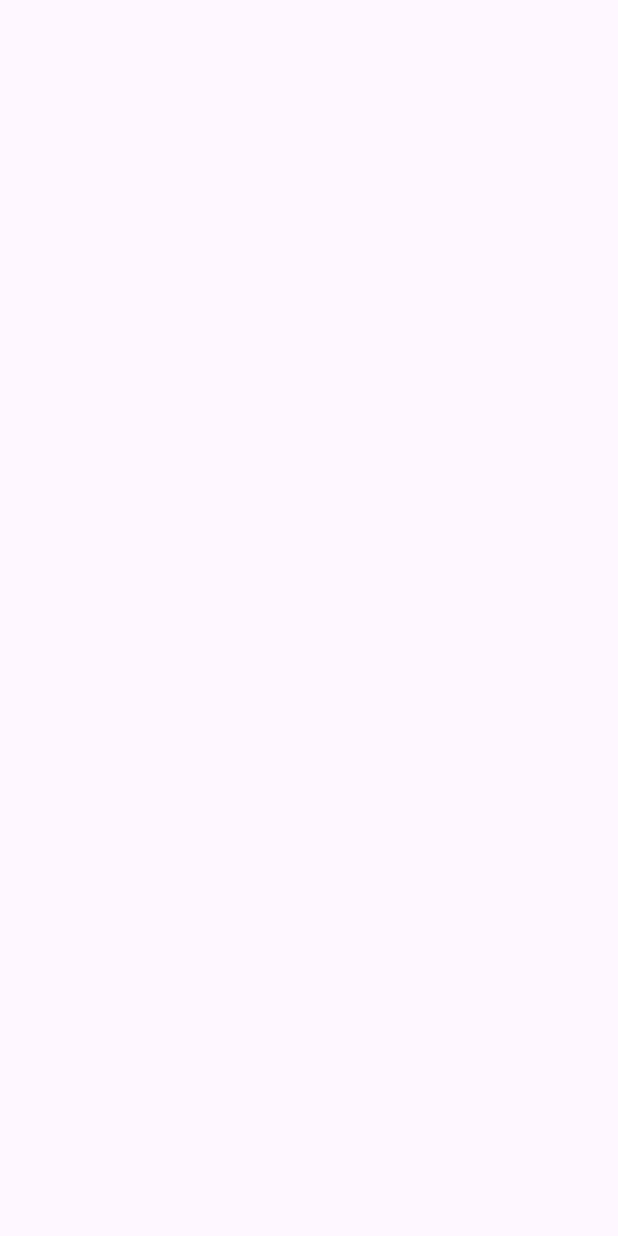
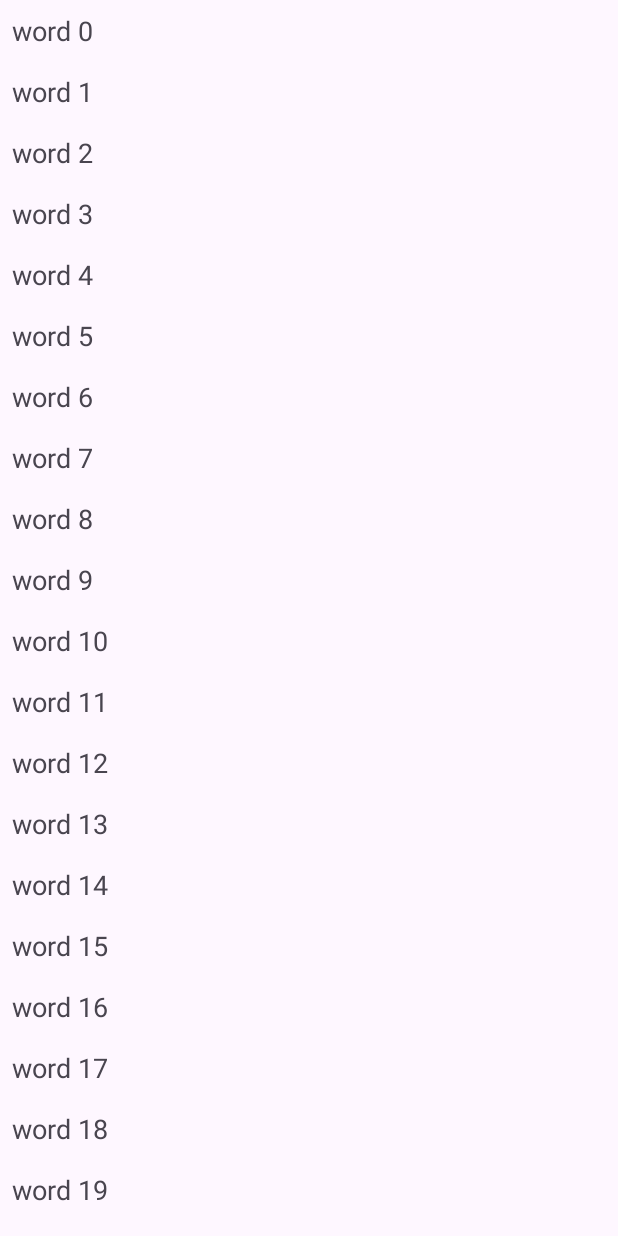
Before and after one commit to Kapiura/PUM, an Android app: the screen it shows after launch (MainActivity), on a phone screen of 412 x 824 dp. Before the commit the screen is empty. Run offline under Robolectric (Android 15) with nearby library versions, the phone set to English and light mode, and no system bars.

```diff
--- a/Lista3/app/src/main/java/com/example/lista3/MainActivity.kt
+++ b/Lista3/app/src/main/java/com/example/lista3/MainActivity.kt
@@ -16,18 +16,24 @@ class MainActivity : AppCompatActivity() {
         ActivityMainBinding.inflate(layoutInflater)
     }
 
-        override fun onCreate(savedInstanceState: Bundle?) {
-            binding.recyclerView.apply {
-                adapter = WordListAdapter(wordList)
-                layoutManager = LinearLayoutManager(this@MainActivity)
+    override fun onCreate(savedInstanceState: Bundle?) {
+        super.onCreate(savedInstanceState)
+        setContentView(binding.root)
+
+        binding.recyclerView.apply {
+            adapter = WordListAdapter(wordList){
+                Toast.makeText(this@MainActivity, "Clicked + $it", Toast.LENGTH_SHORT).show()
             }
-            super.onCreate(savedInstanceState)
-            enableEdgeToEdge()
-            setContentView(R.layout.activity_main)
+            layoutManager = LinearLayoutManager(this@MainActivity)
+        }
+
+        enableEdgeToEdge()
+
         ViewCompat.setOnApplyWindowInsetsListener(binding.main) { v, insets ->
             val systemBars = insets.getInsets(WindowInsetsCompat.Type.systemBars())
             v.setPadding(systemBars.left, systemBars.top, systemBars.right, systemBars.bottom)
             insets
         }
     }
+
 }
--- a/Lista3/app/src/main/java/com/example/lista3/WordListAdapter.kt
+++ b/Lista3/app/src/main/java/com/example/lista3/WordListAdapter.kt
@@ -5,13 +5,16 @@ import android.view.ViewGroup
 import androidx.recyclerview.widget.RecyclerView
 import com.example.lista3.databinding.WordListItemBinding
 
-class WordListAdapter(private val wordList: MutableList<String>) :
-    RecyclerView.Adapter<WordListViewHolder>(){
+class WordListAdapter(
+    private val wordList: MutableList<String>,
+    private val onItemClick: (String) -> Unit
+) : RecyclerView.Adapter<WordListViewHolder>() {
     override fun onCreateViewHolder(parent: ViewGroup, viewType: Int): WordListViewHolder {
         return WordListViewHolder(
             WordListItemBinding.inflate(
                 LayoutInflater.from(parent.context), parent, false
-            ))
+            )
+        ){onItemClick(wordList[it])}
     }
 
     override fun getItemCount(): Int = wordList.size
--- a/Lista3/app/src/main/java/com/example/lista3/WordListViewHolder.kt
+++ b/Lista3/app/src/main/java/com/example/lista3/WordListViewHolder.kt
@@ -5,10 +5,17 @@ import androidx.recyclerview.widget.RecyclerView
 import com.example.lista3.databinding.WordListItemBinding
 
 class WordListViewHolder(
-    private val binding: WordListItemBinding
-) : RecyclerView.ViewHolder(binding.root) {
+    private val binding: WordListItemBinding,
+    onItemClick: (Int) -> Unit
+) :
+    RecyclerView.ViewHolder(binding.root) {
 
     fun bind(item: String){
         binding.singleWord.text = item
     }
+    init {
+        itemView.setOnClickListener {
+            onItemClick(adapterPosition)
+        }
+    }
 }
--- a/Lista3/app/src/main/res/layout/activity_main.xml
+++ b/Lista3/app/src/main/res/layout/activity_main.xml
@@ -10,6 +10,7 @@
     <androidx.recyclerview.widget.RecyclerView
         android:id="@+id/recyclerView"
         android:layout_width="match_parent"
-        android:layout_height="wrap_content" />
+        android:layout_height="match_parent" />
+
 
 </LinearLayout>
--- a/Lista3/app/src/main/res/layout/word_list_item.xml
+++ b/Lista3/app/src/main/res/layout/word_list_item.xml
@@ -9,6 +9,7 @@
         android:id="@+id/singleWord"
         android:layout_width="match_parent"
         android:layout_height="wrap_content"
-        android:textSize="24sp"/>
+        android:textSize="18sp"
+        android:padding="8dp" />
 
 </LinearLayout>
```
